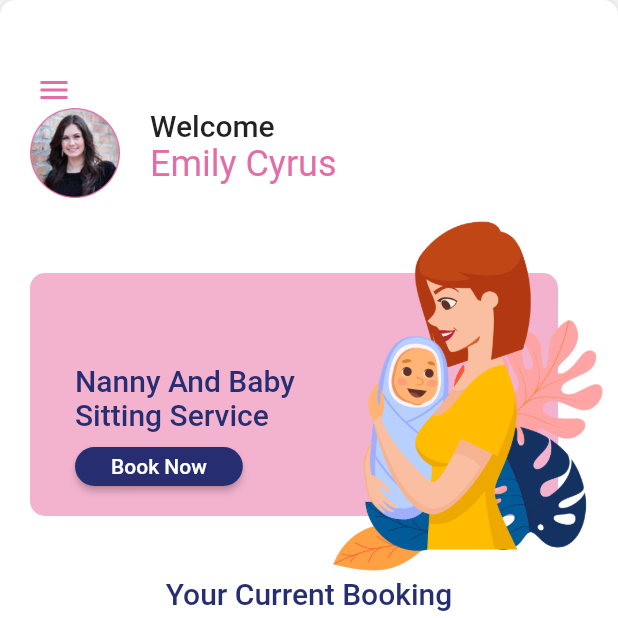
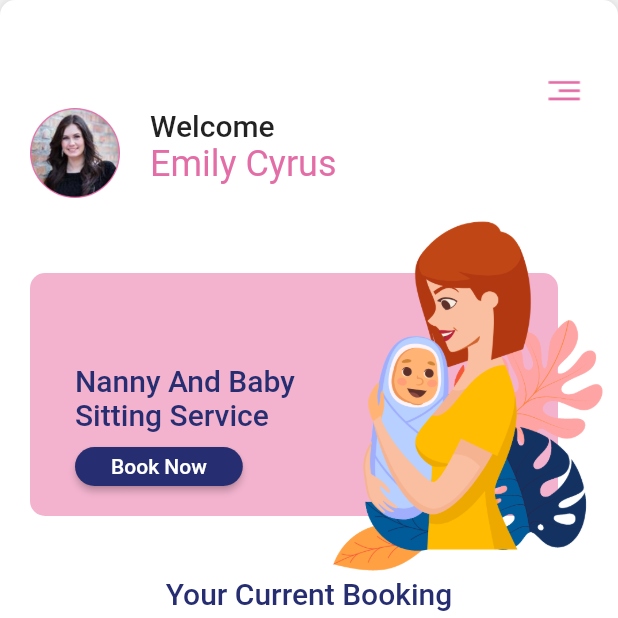
Before and after one commit to amitjangid80/child_care_cart_geek, a Flutter app: the HomeScreen screen opened by its route, on a phone screen of 412 x 824 dp, the top half of it. Run offline on Flutter 3.47's test engine with Material 2 defaults, Android fonts, the phone set to English and light mode, and no system bars.

Commit message:
1. Changes in Code and UI.

```diff
--- a/lib/screens/home_screen.dart
+++ b/lib/screens/home_screen.dart
@@ -2,6 +2,7 @@
 
 import 'package:flutter/material.dart';
 import 'package:ui_sample/app_theme.dart';
+import 'package:ui_sample/utils/constants.dart';
 import 'package:ui_sample/widgets/all_packges.dart';
 import 'package:ui_sample/widgets/bottom_navigation_bar.dart';
 import 'package:ui_sample/widgets/drawer_data.dart';
@@ -49,7 +50,7 @@ class _HomeScreenState extends State<HomeScreen> with SingleTickerProviderStateM
               child: Container(
                 decoration: BoxDecoration(
                   borderRadius: BorderRadius.circular(10),
-                  boxShadow: [BoxShadow(color: kGreyColor, blurRadius: 10, spreadRadius: 0.5)],
+                  boxShadow: [BoxShadow(color: kGreyColor, blurRadius: 10, spreadRadius: 1)],
                 ),
                 child: ClipRRect(
                   borderRadius: BorderRadius.circular(10),
@@ -58,18 +59,15 @@ class _HomeScreenState extends State<HomeScreen> with SingleTickerProviderStateM
                     appBar: PreferredSize(
                       preferredSize: Size.fromHeight(72),
                       child: Container(
-                        padding: EdgeInsets.only(top: 36, left: 12, right: 12, bottom: 0),
+                        alignment: Alignment.centerRight,
+                        padding: EdgeInsets.only(top: 36, left: 12, right: 12),
                         child: Column(
                           mainAxisAlignment: MainAxisAlignment.start,
                           crossAxisAlignment: CrossAxisAlignment.start,
                           children: [
                             IconButton(
                               onPressed: () => _toggleAnimation(),
-                              icon: AnimatedIcon(
-                                color: kPrimaryColor,
-                                icon: AnimatedIcons.menu_close,
-                                progress: _animationController,
-                              ),
+                              icon: Image(image: AssetImage(kHamBurgerIcon)),
                             ),
                           ],
                         ),
```
